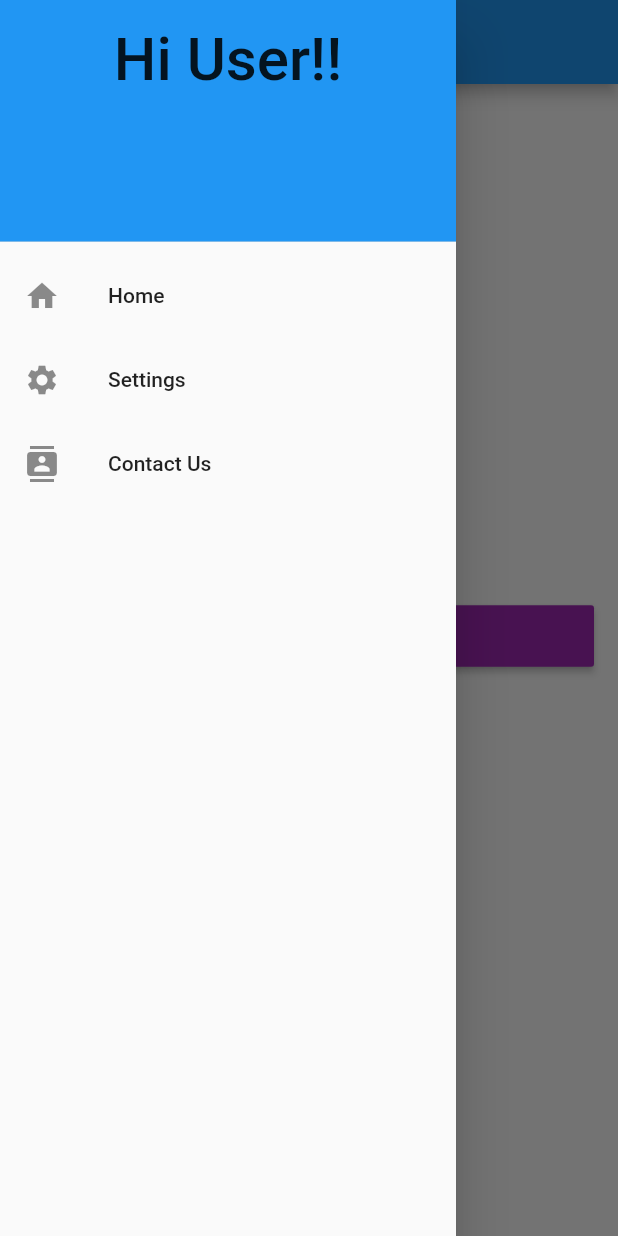
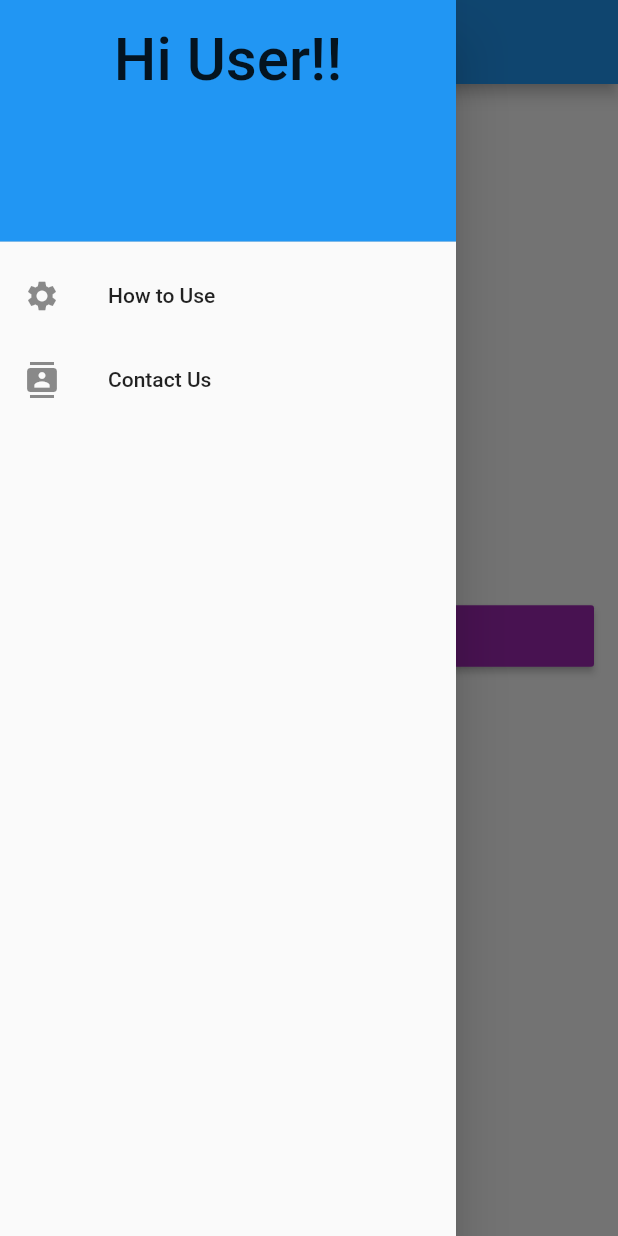
Before and after one commit to tushariiit/barcodeReaderApplication, a Flutter app: the screen it shows after launch, with the side drawer open, on a phone screen of 412 x 824 dp. Run offline on Flutter 3.47's test engine with Material 2 defaults, Android fonts, the phone set to English and light mode, and no system bars; missing offline and left inert: barcode_scan.

Commit message:
3rd commit

```diff
--- a/lib/main.dart
+++ b/lib/main.dart
@@ -1,7 +1,7 @@
 import 'dart:async';
+import 'package:flutter/cupertino.dart';
 import 'package:flutter/material.dart';
 import 'package:barcode_scan/barcode_scan.dart';
-
 
 void main() => runApp(MyApp());
 
@@ -13,6 +13,42 @@ class MyApp extends StatelessWidget {
         primarySwatch: Colors.blue,
       ),
       home: MyHomePage(),
+    );
+  }
+}
+class Draweronly extends StatelessWidget {
+  @override
+  Widget build (BuildContext context) {
+    return new Drawer(
+      // Add a ListView to the drawer. This ensures the user can scroll
+      // through the options in the drawer if there isn't enough vertical
+      // space to fit everything.
+      child: ListView(
+        // Important: Remove any padding from the ListView.
+        padding: EdgeInsets.zero,
+        children: <Widget>[
+            DrawerHeader(
+              child: Text('Hi User!!', style: TextStyle(fontSize: 40.0), textAlign: TextAlign.center,),
+              decoration: BoxDecoration(
+                color: Colors.blue,
+              ),
+            ),
+          ListTile(
+            leading: Icon(Icons.settings), title: Text("How to Use"),
+            onTap: () {
+              Navigator.pop(context);
+              Navigator.push(context, new MaterialPageRoute(builder: (ctxt) => new howToUse()));
+            },
+          ),
+          ListTile(
+            leading: Icon(Icons.contacts), title: Text("Contact Us"),
+            onTap: () {
+              Navigator.pop(context);
+              Navigator.push(context, new MaterialPageRoute(builder: (ctxt) => new contactus()));
+            },
+          ),
+        ],
+      ),
     );
   }
 }
@@ -83,44 +119,25 @@ class _MyHomePageState extends State<MyHomePage> {
           ],
         ),
       ),
-        drawer: Drawer(
-          // Add a ListView to the drawer. This ensures the user can scroll
-          // through the options in the drawer if there isn't enough vertical
-          // space to fit everything.
-          child: ListView(
-            // Important: Remove any padding from the ListView.
-            padding: EdgeInsets.zero,
-            children: <Widget>[
-              DrawerHeader(
-                child: Text('Hi User!!', style: TextStyle(fontSize: 40.0), textAlign: TextAlign.center,),
-                decoration: BoxDecoration(
-                  color: Colors.blue,
-                ),
-              ),
-              ListTile(
-                leading: Icon(Icons.home), title: Text("Home"),
-                onTap: () {
-                  // Update the state of the app.
-                  // ...
-                },
-              ),
-              ListTile(
-                leading: Icon(Icons.settings), title: Text("Settings"),
-                onTap: () {
-                  // Update the state of the app.
-                  // ...
-                },
-              ),
-              ListTile(
-                leading: Icon(Icons.contacts), title: Text("Contact Us"),
-                onTap: () {
-                  // Update the state of the app.
-                  // ...
-                },
-              ),
-            ],
-          ),
-        ),
+        drawer: new Draweronly(),
     );
   }
 }
+class contactus extends StatelessWidget {
+  @override
+  Widget build(BuildContext ctxt) {
+    return new Scaffold(
+      appBar: new AppBar(title: new Text("Contact Us"),),
+      body: new Text("Here will be contact Details"),
+    );
+  }
+}
+class howToUse extends StatelessWidget {
+  @override
+  Widget build(BuildContext ctxt) {
+    return new Scaffold(
+      appBar: new AppBar(title: new Text("How to Use"),),
+      body: new Text("Here will be Instructions to use"),
+    );
+  }
+}
```
